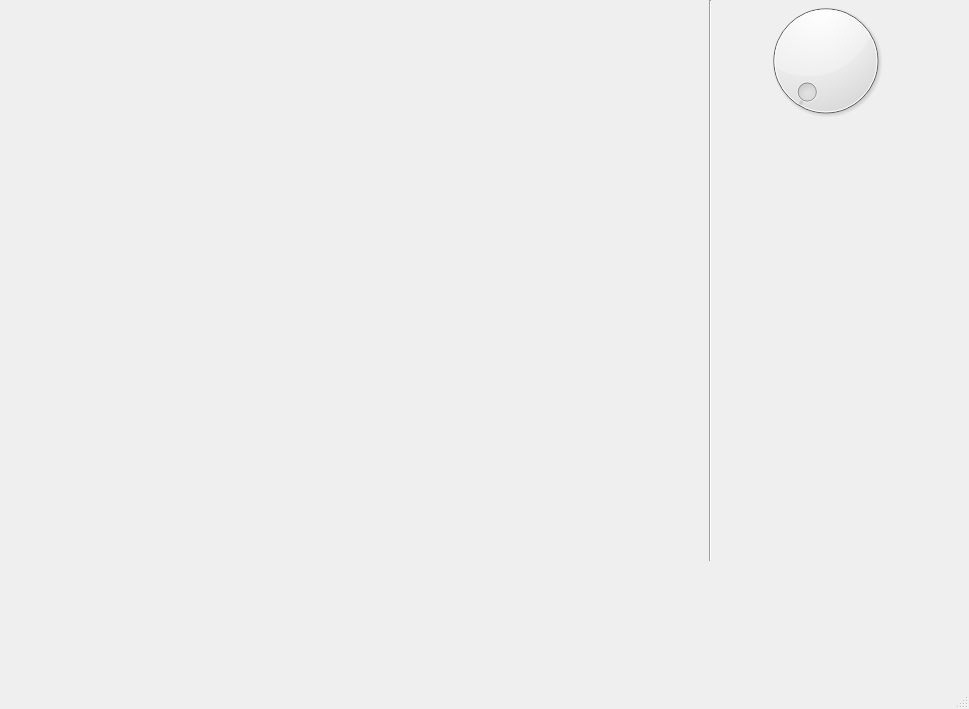
First picture: the form in Station_Monitor/GUI.ui, repository Killian4096/Weather_Station, before the edit.
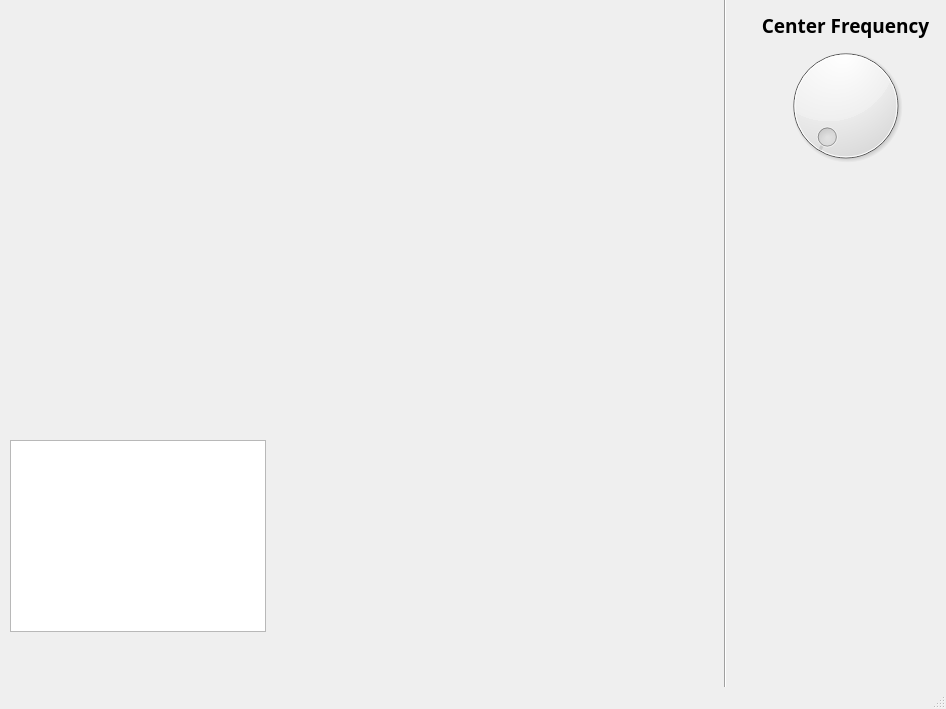
Second picture: the form after the edit.

```diff
--- a/Station_Monitor/GUI.ui
+++ b/Station_Monitor/GUI.ui
@@ -6,10 +6,17 @@
    <rect>
     <x>0</x>
     <y>0</y>
-    <width>969</width>
+    <width>946</width>
     <height>709</height>
    </rect>
   </property>
+  <property name="font">
+   <font>
+    <family>Tlwg Typewriter</family>
+    <weight>75</weight>
+    <bold>true</bold>
+   </font>
+  </property>
   <property name="windowTitle">
    <string>MainWindow</string>
   </property>
@@ -17,20 +24,20 @@
    <widget class="QDial" name="dial">
     <property name="geometry">
      <rect>
-      <x>760</x>
-      <y>-10</y>
-      <width>131</width>
-      <height>141</height>
+      <x>730</x>
+      <y>40</y>
+      <width>231</width>
+      <height>131</height>
      </rect>
     </property>
    </widget>
    <widget class="Line" name="line">
     <property name="geometry">
      <rect>
-      <x>680</x>
-      <y>0</y>
-      <width>61</width>
-      <height>561</height>
+      <x>710</x>
+      <y>-20</y>
+      <width>31</width>
+      <height>721</height>
      </rect>
     </property>
     <property name="orientation">
@@ -42,8 +49,42 @@
      <rect>
       <x>10</x>
       <y>10</y>
-      <width>681</width>
-      <height>371</height>
+      <width>701</width>
+      <height>391</height>
+     </rect>
+    </property>
+   </widget>
+   <widget class="QLabel" name="centerFrequencyLabel">
+    <property name="geometry">
+     <rect>
+      <x>730</x>
+      <y>10</y>
+      <width>231</width>
+      <height>31</height>
+     </rect>
+    </property>
+    <property name="font">
+     <font>
+      <family>Tlwg Typewriter</family>
+      <pointsize>14</pointsize>
+      <weight>75</weight>
+      <bold>true</bold>
+     </font>
+    </property>
+    <property name="text">
+     <string>Center Frequency</string>
+    </property>
+    <property name="alignment">
+     <set>Qt::AlignCenter</set>
+    </property>
+   </widget>
+   <widget class="QTextBrowser" name="textBrowser">
+    <property name="geometry">
+     <rect>
+      <x>10</x>
+      <y>440</y>
+      <width>256</width>
+      <height>192</height>
      </rect>
     </property>
    </widget>
@@ -58,7 +99,14 @@
     </rect>
    </property>
   </widget>
-  <widget class="QStatusBar" name="statusbar"/>
+  <widget class="QStatusBar" name="statusbar">
+   <property name="enabled">
+    <bool>true</bool>
+   </property>
+   <property name="sizeGripEnabled">
+    <bool>true</bool>
+   </property>
+  </widget>
  </widget>
  <resources/>
  <connections/>
```
Left out of the diff: 15 changed lines with no effect on the pictures.
